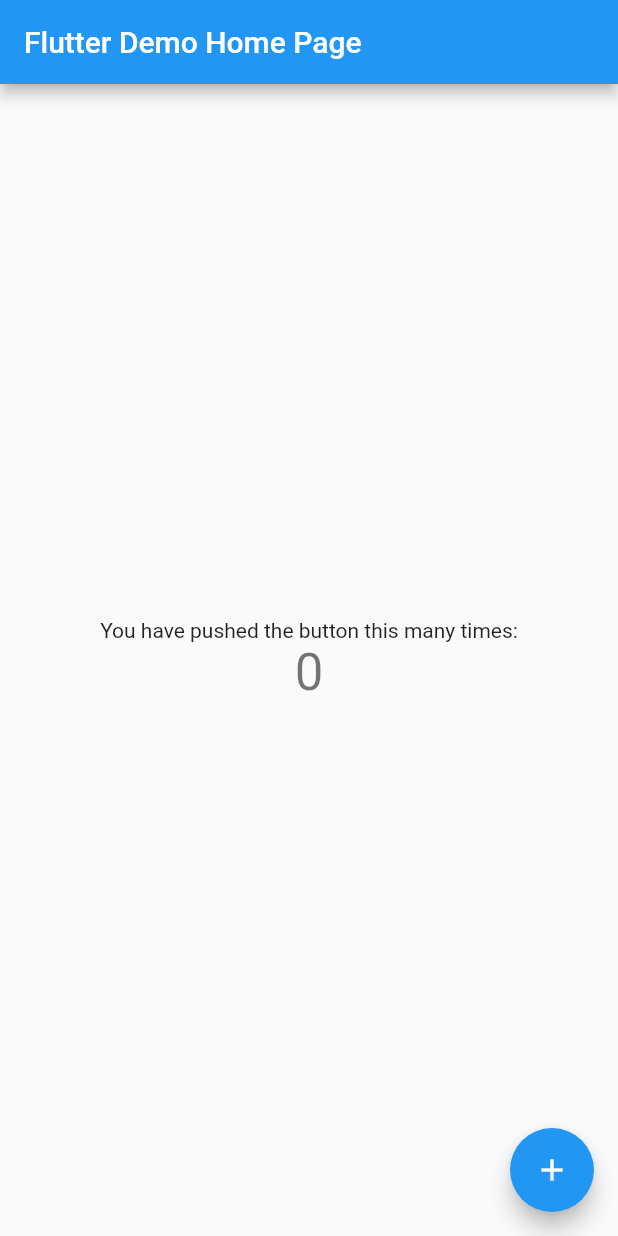
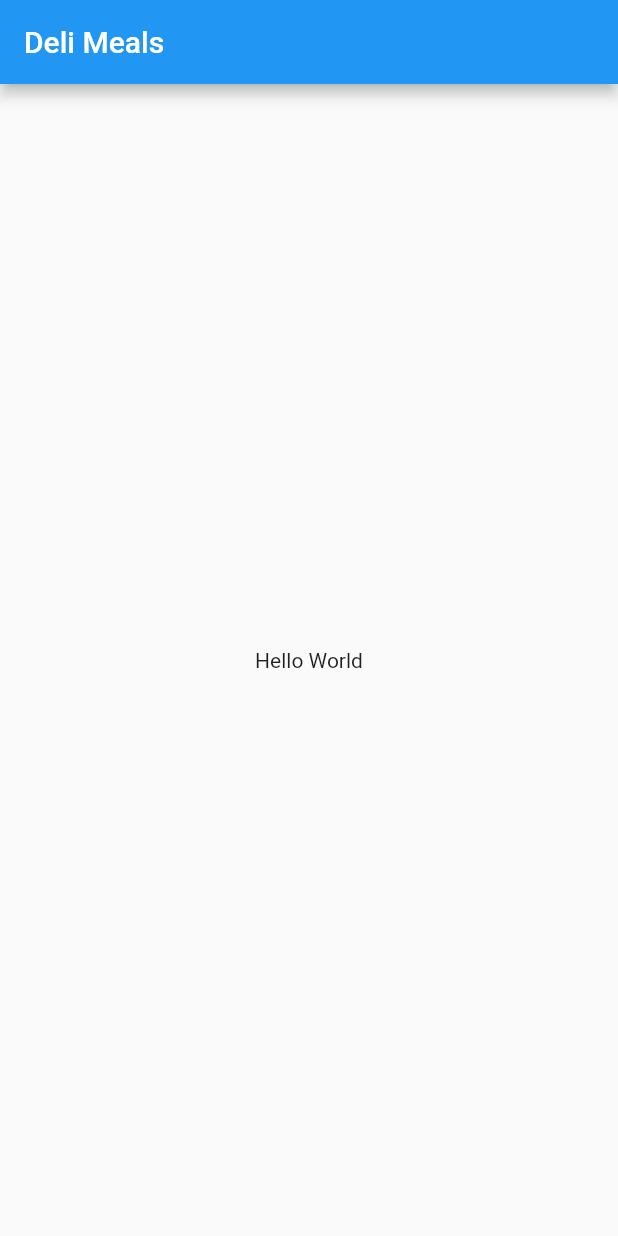
Before and after one commit to michaelpropp18/Recipes, a Flutter app: the screen it shows after launch, on a phone screen of 412 x 824 dp. Run offline on Flutter 3.47's test engine with Material 2 defaults, Android fonts, the phone set to English and light mode, and no system bars.

Commit message:
Cleaned up base code

```diff
--- a/lib/main.dart
+++ b/lib/main.dart
@@ -9,109 +9,30 @@ class MyApp extends StatelessWidget {
   @override
   Widget build(BuildContext context) {
     return MaterialApp(
-      title: 'Flutter Demo',
+      title: 'DeliMeals',
       theme: ThemeData(
-        // This is the theme of your application.
-        //
-        // Try running your application with "flutter run". You'll see the
-        // application has a blue toolbar. Then, without quitting the app, try
-        // changing the primarySwatch below to Colors.green and then invoke
-        // "hot reload" (press "r" in the console where you ran "flutter run",
-        // or simply save your changes to "hot reload" in a Flutter IDE).
-        // Notice that the counter didn't reset back to zero; the application
-        // is not restarted.
         primarySwatch: Colors.blue,
-        // This makes the visual density adapt to the platform that you run
-        // the app on. For desktop platforms, the controls will be smaller and
-        // closer together (more dense) than on mobile platforms.
-        visualDensity: VisualDensity.adaptivePlatformDensity,
       ),
-      home: MyHomePage(title: 'Flutter Demo Home Page'),
+      home: MyHomePage(),
     );
   }
 }
 
 class MyHomePage extends StatefulWidget {
-  MyHomePage({Key key, this.title}) : super(key: key);
-
-  // This widget is the home page of your application. It is stateful, meaning
-  // that it has a State object (defined below) that contains fields that affect
-  // how it looks.
-
-  // This class is the configuration for the state. It holds the values (in this
-  // case the title) provided by the parent (in this case the App widget) and
-  // used by the build method of the State. Fields in a Widget subclass are
-  // always marked "final".
-
-  final String title;
-
   @override
   _MyHomePageState createState() => _MyHomePageState();
 }
 
 class _MyHomePageState extends State<MyHomePage> {
-  int _counter = 0;
-
-  void _incrementCounter() {
-    setState(() {
-      // This call to setState tells the Flutter framework that something has
-      // changed in this State, which causes it to rerun the build method below
-      // so that the display can reflect the updated values. If we changed
-      // _counter without calling setState(), then the build method would not be
-      // called again, and so nothing would appear to happen.
-      _counter++;
-    });
-  }
-
   @override
   Widget build(BuildContext context) {
-    // This method is rerun every time setState is called, for instance as done
-    // by the _incrementCounter method above.
-    //
-    // The Flutter framework has been optimized to make rerunning build methods
-    // fast, so that you can just rebuild anything that needs updating rather
-    // than having to individually change instances of widgets.
     return Scaffold(
       appBar: AppBar(
-        // Here we take the value from the MyHomePage object that was created by
-        // the App.build method, and use it to set our appbar title.
-        title: Text(widget.title),
+        title: Text('Deli Meals'),
       ),
       body: Center(
-        // Center is a layout widget. It takes a single child and positions it
-        // in the middle of the parent.
-        child: Column(
-          // Column is also a layout widget. It takes a list of children and
-          // arranges them vertically. By default, it sizes itself to fit its
-          // children horizontally, and tries to be as tall as its parent.
-          //
-          // Invoke "debug painting" (press "p" in the console, choose the
-          // "Toggle Debug Paint" action from the Flutter Inspector in Android
-          // Studio, or the "Toggle Debug Paint" command in Visual Studio Code)
-          // to see the wireframe for each widget.
-          //
-          // Column has various properties to control how it sizes itself and
-          // how it positions its children. Here we use mainAxisAlignment to
-          // center the children vertically; the main axis here is the vertical
-          // axis because Columns are vertical (the cross axis would be
-          // horizontal).
-          mainAxisAlignment: MainAxisAlignment.center,
-          children: <Widget>[
-            Text(
-              'You have pushed the button this many times:',
-            ),
-            Text(
-              '$_counter',
-              style: Theme.of(context).textTheme.headline4,
-            ),
-          ],
-        ),
+        child: Text('Hello World'),
       ),
-      floatingActionButton: FloatingActionButton(
-        onPressed: _incrementCounter,
-        tooltip: 'Increment',
-        child: Icon(Icons.add),
-      ), // This trailing comma makes auto-formatting nicer for build methods.
     );
   }
 }
```
